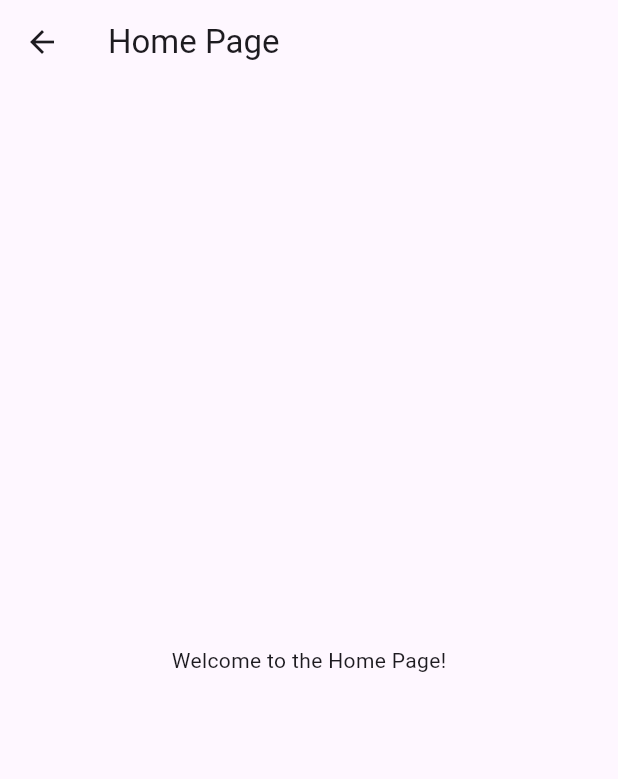
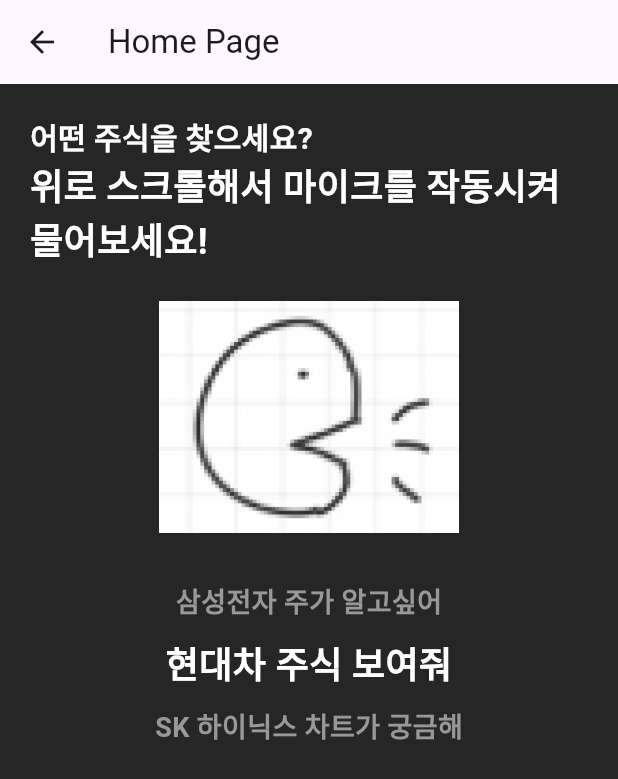
Before and after one commit to Hear-Stock/hearstock-frontend, a Flutter app: the HomePage screen opened by its route, on a phone screen of 412 x 824 dp. Shown: the top 779 px of the screen. Run offline on Flutter 3.47's test engine with Material 3 defaults, Android fonts, the phone set to English and light mode, and no system bars; our stand-ins replace flutter_svg; project files that could hold a hidden picture were left out.

Commit message:
feat: 홈 화면 UI 개발

```diff
--- a/hear_stock/lib/home_page.dart
+++ b/hear_stock/lib/home_page.dart
@@ -1,11 +1,75 @@
 import 'package:flutter/material.dart';
+import 'package:flutter_svg/flutter_svg.dart';
 
 class HomePage extends StatelessWidget {
   @override
   Widget build(BuildContext context) {
     return Scaffold(
       appBar: AppBar(title: Text("Home Page")),
-      body: Center(child: Text('Welcome to the Home Page!')),
+      backgroundColor: Color(0xFF262626),
+      body: Padding(
+        padding: EdgeInsets.all(20),
+        child: Column(
+          crossAxisAlignment: CrossAxisAlignment.start,
+          children: [
+            Text(
+              '어떤 주식을 찾으세요?',
+              style: TextStyle(
+                fontSize: 20,
+                fontWeight: FontWeight.bold,
+                color: Color(0xFFFFFFFF),
+              ),
+            ),
+            Text(
+              '위로 스크롤해서 마이크를 작동시켜 물어보세요!',
+              style: TextStyle(
+                fontSize: 24,
+                fontWeight: FontWeight.bold,
+                color: Color(0xFFFFFFFF),
+              ),
+            ),
+            Center(
+              child: Column(
+                crossAxisAlignment: CrossAxisAlignment.center,
+                children: [
+                  Image.asset(
+                    'assets/images/home-image.png',
+                    width: 200.0,
+                    height: 200.0,
+                  ),
+                  SizedBox(height: 10),
+                  Text(
+                    '삼성전자 주가 알고싶어',
+                    style: TextStyle(
+                      fontSize: 18,
+                      fontWeight: FontWeight.bold,
+                      color: Color(0xFF989898),
+                    ),
+                  ),
+                  SizedBox(height: 10),
+                  Text(
+                    '현대차 주식 보여줘',
+                    style: TextStyle(
+                      fontSize: 24,
+                      fontWeight: FontWeight.bold,
+                      color: Color(0xFFFFFFFF),
+                    ),
+                  ),
+                  SizedBox(height: 10),
+                  Text(
+                    'SK 하이닉스 차트가 궁금해',
+                    style: TextStyle(
+                      fontSize: 18,
+                      fontWeight: FontWeight.bold,
+                      color: Color(0xFF989898),
+                    ),
+                  ),
+                ],
+              ),
+            ),
+          ],
+        ),
+      ),
     );
   }
 }
--- a/hear_stock/pubspec.yaml
+++ b/hear_stock/pubspec.yaml
@@ -2,7 +2,7 @@ name: hear_stock
 description: "A new Flutter project."
 # The following line prevents the package from being accidentally published to
 # pub.dev using `flutter pub publish`. This is preferred for private packages.
-publish_to: 'none' # Remove this line if you wish to publish to pub.dev
+publish_to: "none" # Remove this line if you wish to publish to pub.dev
 
 # The following defines the version and build number for your application.
 # A version number is three numbers separated by dots, like 1.2.43
@@ -34,6 +34,7 @@ dependencies:
   # The following adds the Cupertino Icons font to your application.
   # Use with the CupertinoIcons class for iOS style icons.
   cupertino_icons: ^1.0.8
+  flutter_svg: ^2.0.17
 
 dev_dependencies:
   flutter_test:
@@ -51,6 +52,8 @@ dev_dependencies:
 
 # The following section is specific to Flutter packages.
 flutter:
+  assets:
+    - assets/images/
 
   # The following line ensures that the Material Icons font is
   # included with your application, so that you can use the icons in
```
Also changed, not shown: hear_stock/assets/images/home-icon.svg (added), hear_stock/assets/images/home-image.png (added).
